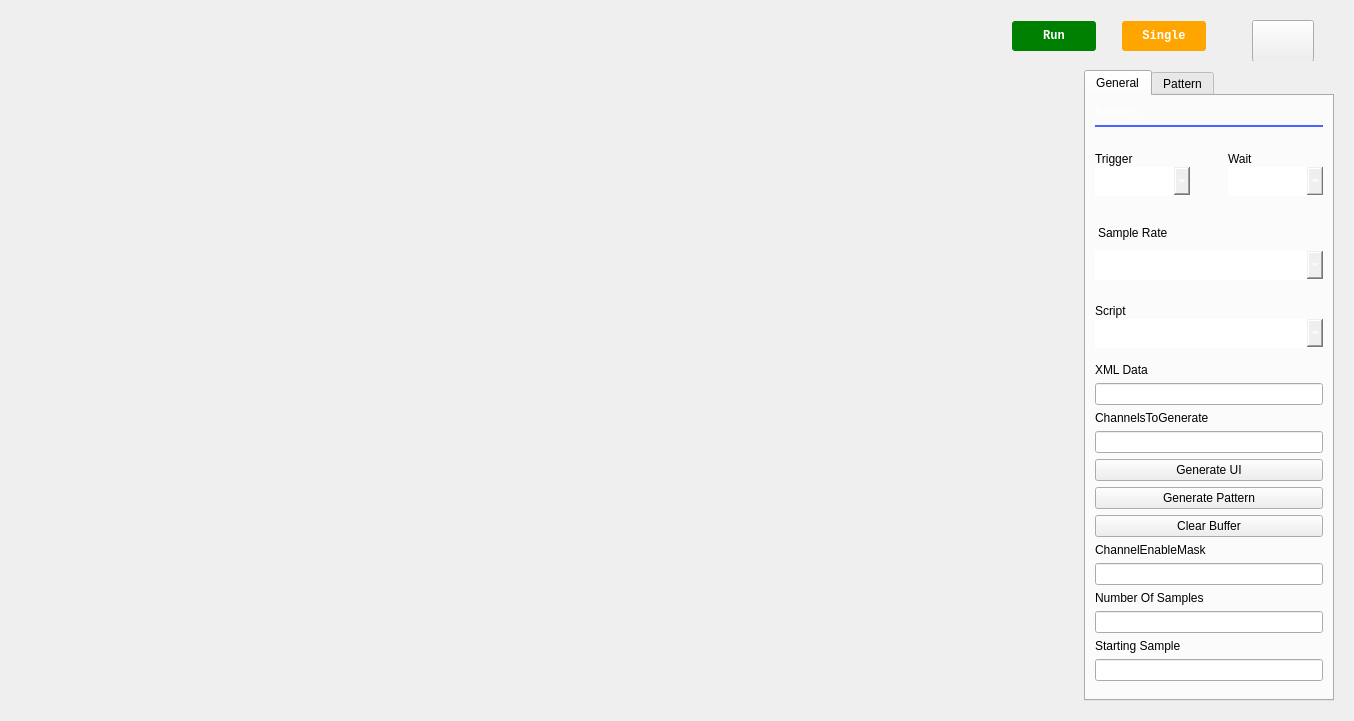
First picture: the form in ui/pattern_generator.ui, repository analogdevicesinc/scopy, before the edit.
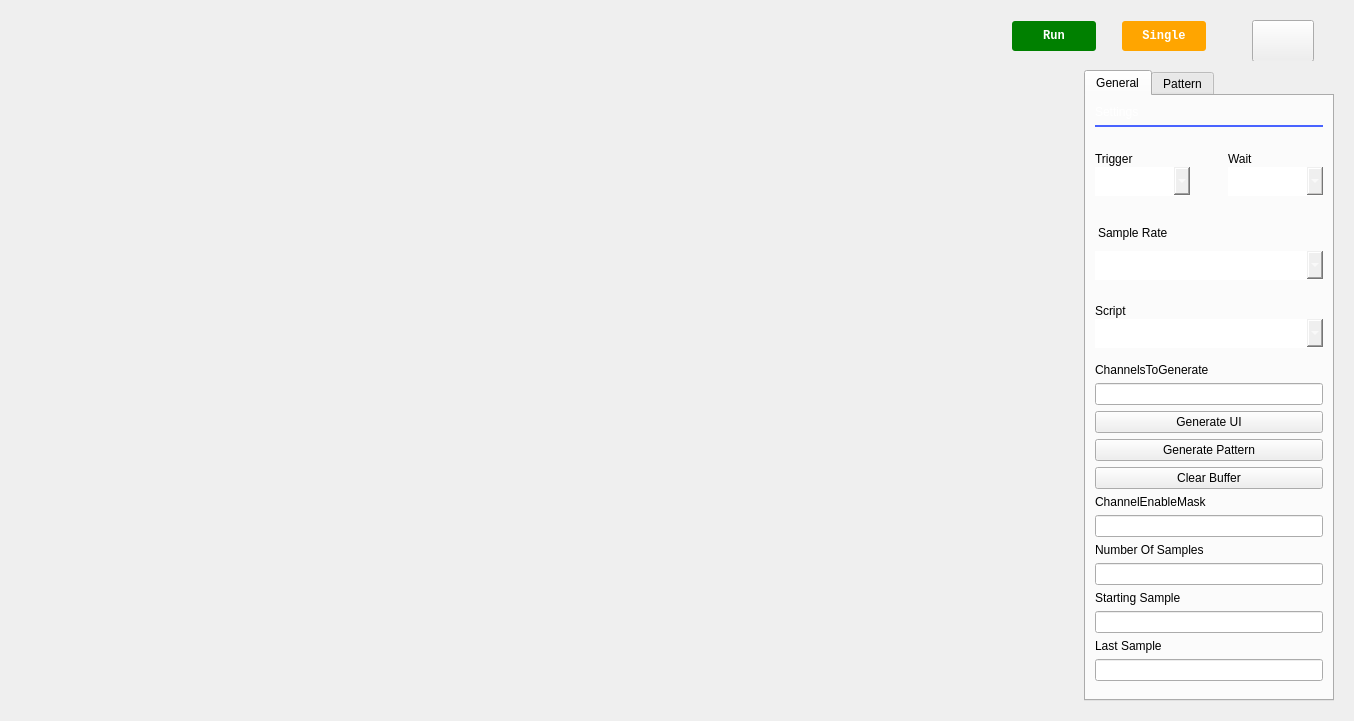
Second picture: the form after the edit. Icons and pictures are not drawn.

Commit message: PatternGenerator: Added clock pattern

Patch:
```diff
--- a/ui/pattern_generator.ui
+++ b/ui/pattern_generator.ui
@@ -962,7 +962,7 @@
             </layout>
            </widget>
           </item>
-          <item row="18" column="0">
+          <item row="16" column="0">
            <widget class="QLineEdit" name="numberOfSamples"/>
           </item>
           <item row="7" column="0">
@@ -1009,14 +1009,17 @@
             </layout>
            </widget>
           </item>
-          <item row="13" column="0">
+          <item row="11" column="0">
            <widget class="QPushButton" name="generateScript">
             <property name="text">
              <string>Generate Pattern</string>
             </property>
            </widget>
           </item>
-          <item row="14" column="0">
+          <item row="9" column="0">
+           <widget class="QLineEdit" name="ChannelsToGenerate"/>
+          </item>
+          <item row="12" column="0">
            <widget class="QPushButton" name="clearButton">
             <property name="text">
              <string>Clear Buffer</string>
@@ -1036,16 +1039,13 @@
             </property>
            </spacer>
           </item>
-          <item row="19" column="0">
+          <item row="17" column="0">
            <widget class="QLabel" name="label_9">
             <property name="text">
              <string>Starting Sample</string>
             </property>
            </widget>
           </item>
-          <item row="11" column="0">
-           <widget class="QLineEdit" name="ChannelsToGenerate"/>
-          </item>
           <item row="1" column="0">
            <widget class="Line" name="line">
             <property name="styleSheet">
@@ -1062,50 +1062,50 @@
             </property>
            </widget>
           </item>
-          <item row="8" column="0">
-           <widget class="QLabel" name="label_5">
-            <property name="text">
-             <string>XML Data</string>
-            </property>
-           </widget>
-          </item>
-          <item row="16" column="0">
+          <item row="14" column="0">
            <widget class="QLineEdit" name="ChannelEnableMask"/>
           </item>
-          <item row="17" column="0">
+          <item row="15" column="0">
            <widget class="QLabel" name="label_8">
             <property name="text">
              <string>Number Of Samples</string>
             </property>
            </widget>
           </item>
-          <item row="15" column="0">
+          <item row="13" column="0">
            <widget class="QLabel" name="label_7">
             <property name="text">
              <string>ChannelEnableMask</string>
             </property>
            </widget>
           </item>
-          <item row="9" column="0">
-           <widget class="QLineEdit" name="generation_data"/>
+          <item row="18" column="0">
+           <widget class="QLineEdit" name="startingSample"/>
           </item>
-          <item row="10" column="0">
+          <item row="8" column="0">
            <widget class="QLabel" name="label_6">
             <property name="text">
              <string>ChannelsToGenerate</string>
             </property>
            </widget>
           </item>
-          <item row="20" column="0">
-           <widget class="QLineEdit" name="startingSample"/>
-          </item>
-          <item row="12" column="0">
+          <item row="10" column="0">
            <widget class="QPushButton" name="generateUI">
             <property name="text">
              <string>Generate UI</string>
             </property>
            </widget>
           </item>
+          <item row="20" column="0">
+           <widget class="QLineEdit" name="lastSample"/>
+          </item>
+          <item row="19" column="0">
+           <widget class="QLabel" name="label_5">
+            <property name="text">
+             <string>Last Sample</string>
+            </property>
+           </widget>
+          </item>
          </layout>
         </widget>
         <widget class="QWidget" name="rightWidgetPage2">
```
Left out of the diff: 19 changed lines with no effect on the pictures. The commit also changes 3 other files.
